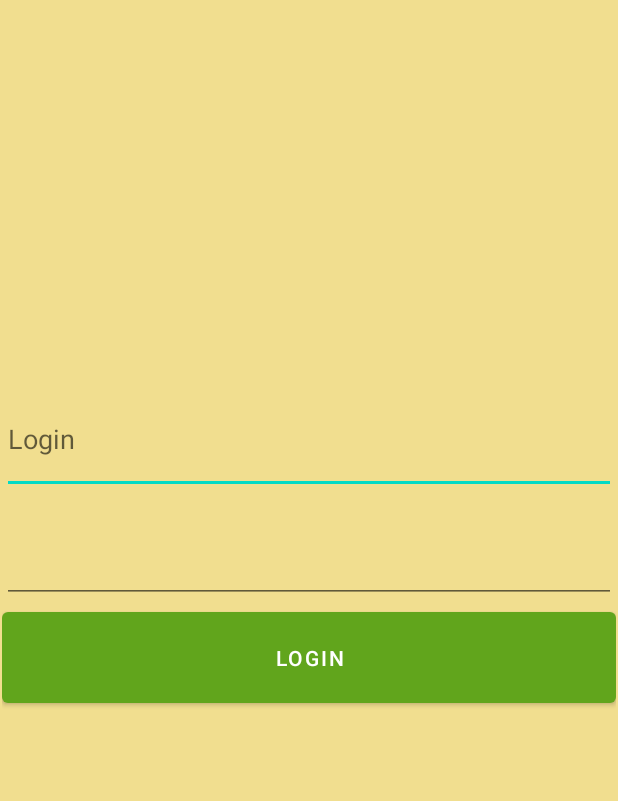
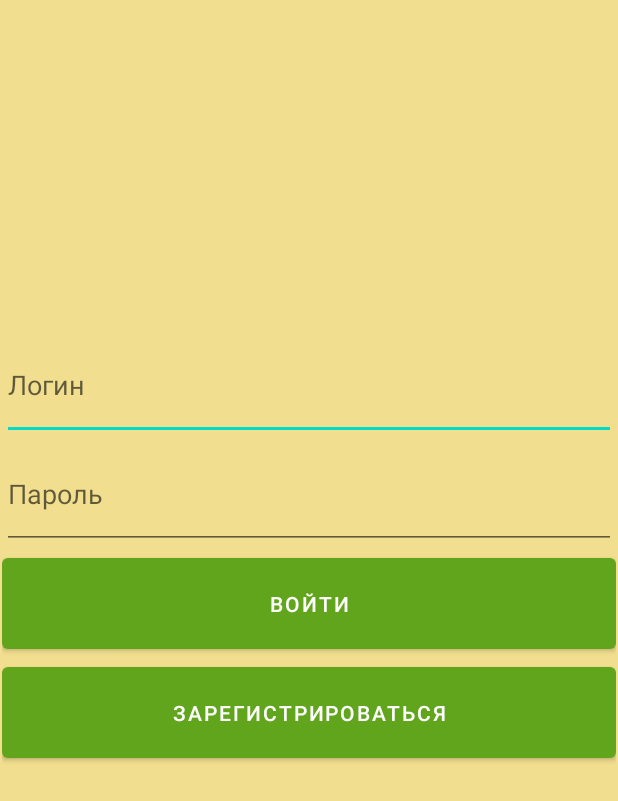
Before and after one commit to a000011/android-kotlin-tour, an Android app: the screen it shows after launch (MainActivity), on a phone screen of 412 x 824 dp. Shown: the top 801 px of the screen. Run offline under Robolectric (Android 15) with nearby library versions, the phone set to English and light mode, and no system bars.

Commit message:
Add registration fragment

```diff
--- a/app/src/main/java/com/tours/client/Endpoints.kt
+++ b/app/src/main/java/com/tours/client/Endpoints.kt
@@ -4,5 +4,6 @@ class Endpoints {
     companion object{
         val HOST = "http://10.0.2.2:8000/api"
         val LOGIN = "${HOST}/login"
+        val REG = "${HOST}/registration"
     }
 }
--- a/app/src/main/java/com/tours/client/RequestFactory.kt
+++ b/app/src/main/java/com/tours/client/RequestFactory.kt
@@ -10,7 +10,6 @@ typealias  Requester <ResultEntity> = (
     onSuccess: (token: ResultEntity) -> Unit,
     onError: ((errorMessage: Error) -> Unit)?
 ) -> Unit
-
 
 class RequestFactory {
     companion object {
--- a/app/src/main/java/com/tours/entities/Error.kt
+++ b/app/src/main/java/com/tours/entities/Error.kt
@@ -2,5 +2,5 @@ package com.tours.entities
 
 data class Error(
     val code: Int,
-    val errors: Array<String>
+    val errors: Map<String, String>
 )
--- /dev/null
+++ b/app/src/main/java/com/tours/entities/Status.kt
@@ -0,0 +1,5 @@
+package com.tours.entities
+
+data class Status(
+    val status: String
+)
--- a/app/src/main/res/layout/fragment_login.xml
+++ b/app/src/main/res/layout/fragment_login.xml
@@ -21,7 +21,7 @@
                 android:layout_weight="0.1"
                 android:ems="10"
                 android:inputType="textPersonName"
-                android:hint="Login" />
+                android:hint="Логин" />
 
             <EditText
                 android:id="@+id/passwordInput"
@@ -29,14 +29,22 @@
                 android:layout_height="0dp"
                 android:layout_weight="0.1"
                 android:ems="10"
-                android:inputType="textPassword" />
+                android:inputType="textPassword"
+                android:hint="Пароль" />
 
             <Button
                 android:id="@+id/auth_button"
                 android:layout_width="match_parent"
                 android:layout_height="0dp"
                 android:layout_weight="0.1"
-                android:text="Login" />
+                android:text="Войти" />
+
+            <Button
+                android:id="@+id/to_registration_button"
+                android:layout_width="match_parent"
+                android:layout_height="0dp"
+                android:layout_weight="0.1"
+                android:text="Зарегистрироваться" />
         </LinearLayout>
 
 </FrameLayout>
--- a/app/src/main/res/navigation/tour_novigation.xml
+++ b/app/src/main/res/navigation/tour_novigation.xml
@@ -13,10 +13,22 @@
         <action
             android:id="@+id/action_login_to_homePage"
             app:destination="@id/homePage" />
+        <action
+            android:id="@+id/action_login_to_registration"
+            app:destination="@id/registration" />
     </fragment>
     <fragment
         android:id="@+id/homePage"
         android:name="com.tours.myapplication.HomePage"
         android:label="fragment_home_page"
         tools:layout="@layout/fragment_home_page" />
+    <fragment
+        android:id="@+id/registration"
+        android:name="com.tours.myapplication.Registration"
+        android:label="fragment_registration"
+        tools:layout="@layout/fragment_registration" >
+        <action
+            android:id="@+id/action_registration_to_login2"
+            app:destination="@id/login" />
+    </fragment>
 </navigation>
```
Also changed, not shown: app/src/main/java/com/tours/client/Auth.kt (deleted, +0 -31 lines), app/src/main/java/com/tours/client/UserClient.kt (added, +58 -0 lines), app/src/main/java/com/tours/myapplication/Login.kt (+5 -2 lines), app/src/main/java/com/tours/myapplication/Registration.kt (added, +61 -0 lines), app/src/main/res/layout/fragment_registration.xml (added, +74 -0 lines).
